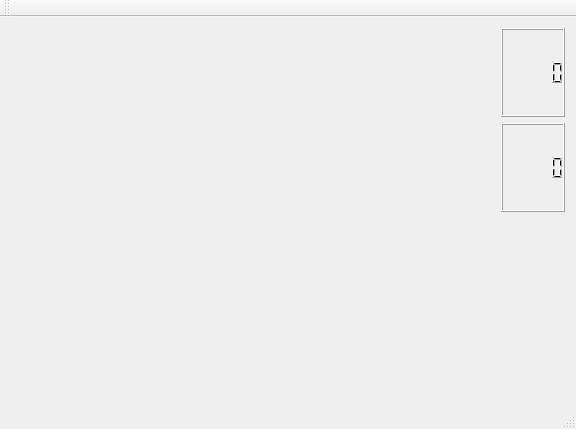
indirection42/gobang, file mainwindow.ui: the form before one commit.
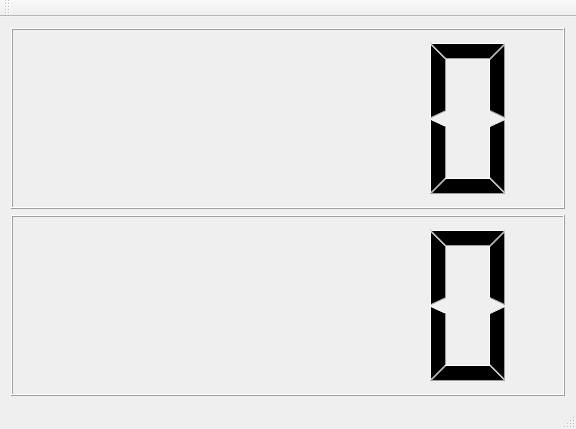
The form after the commit.

```diff
--- a/mainwindow.ui
+++ b/mainwindow.ui
@@ -15,17 +15,7 @@
   </property>
   <widget class="QWidget" name="centralWidget">
    <layout class="QGridLayout" name="gridLayout">
-    <item row="0" column="0" rowspan="2">
-     <widget class="QWidget" name="paintArea" native="true">
-      <property name="sizePolicy">
-       <sizepolicy hsizetype="Preferred" vsizetype="Preferred">
-        <horstretch>4</horstretch>
-        <verstretch>0</verstretch>
-       </sizepolicy>
-      </property>
-     </widget>
-    </item>
-    <item row="0" column="1">
+    <item row="0" column="0">
      <layout class="QVBoxLayout" name="verticalLayout" stretch="0,0">
       <property name="sizeConstraint">
        <enum>QLayout::SetFixedSize</enum>
@@ -52,7 +42,7 @@
       </item>
      </layout>
     </item>
-    <item row="1" column="1">
+    <item row="1" column="0">
      <layout class="QVBoxLayout" name="verticalLayout_2">
       <property name="sizeConstraint">
        <enum>QLayout::SetFixedSize</enum>
```
